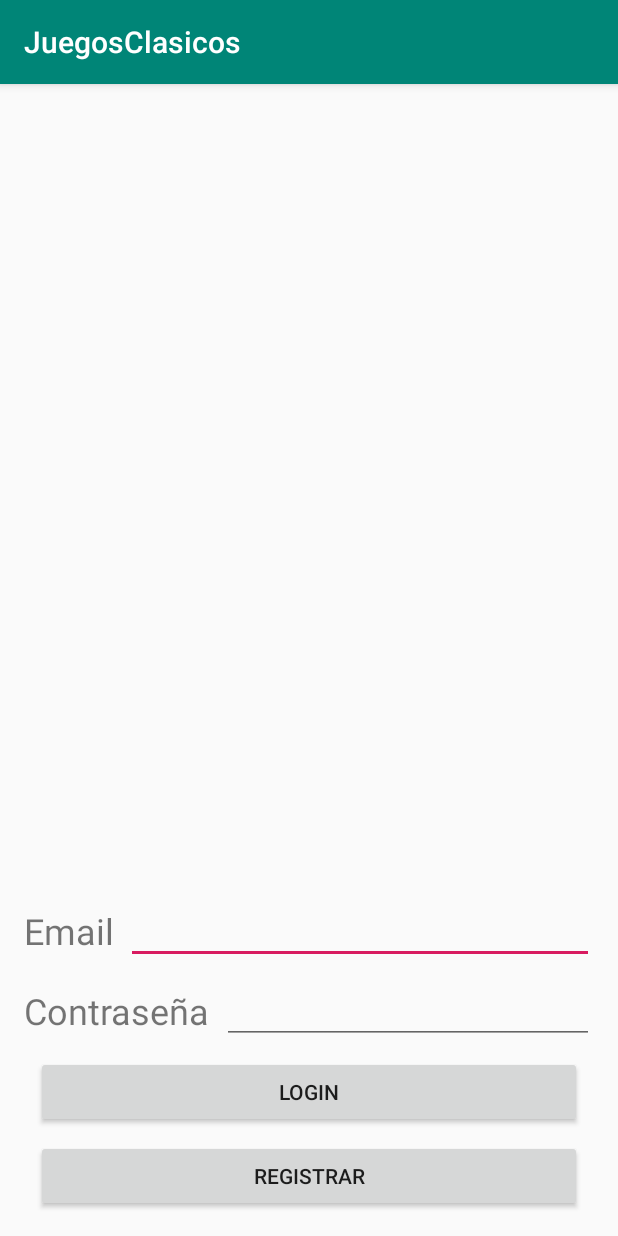
After one commit to Mariova15/PMDM1819, an Android app: the LoginActivity screen opened directly, with no data from a screen before it, on a phone screen of 412 x 824 dp. The commit adds this screen. Run offline under Robolectric (Android 15) with nearby library versions, the phone set to English and light mode, and no system bars.

Commit message:
SolucionTemporalLogin

```diff
--- a/JuegosClasicos/app/build.gradle
+++ b/JuegosClasicos/app/build.gradle
@@ -23,6 +23,7 @@ dependencies {
     implementation 'com.android.support:appcompat-v7:28.0.0'
     implementation 'com.android.support.constraint:constraint-layout:1.1.3'
     implementation 'com.android.support:support-v4:28.0.0'
+    implementation 'com.android.support:design:28.0.0'
     testImplementation 'junit:junit:4.12'
     androidTestImplementation 'com.android.support.test:runner:1.0.2'
     androidTestImplementation 'com.android.support.test.espresso:espresso-core:3.0.2'
--- a/JuegosClasicos/app/src/main/AndroidManifest.xml
+++ b/JuegosClasicos/app/src/main/AndroidManifest.xml
@@ -9,13 +9,15 @@
         android:roundIcon="@mipmap/ic_launcher_round"
         android:supportsRtl="true"
         android:theme="@style/AppTheme">
-        <activity android:name=".MainActivity">
+        <activity android:name=".LoginActivity">
             <intent-filter>
                 <action android:name="android.intent.action.MAIN" />
 
                 <category android:name="android.intent.category.LAUNCHER" />
             </intent-filter>
         </activity>
+        <activity android:name=".RegistroActivity" />
+        <activity android:name=".PrincipalActivity"></activity>
     </application>
 
 </manifest>
--- /dev/null
+++ b/JuegosClasicos/app/src/main/java/com/example/mario/juegosclasicos/LoginActivity.java
@@ -0,0 +1,19 @@
+package com.example.mario.juegosclasicos;
+
+import android.net.Uri;
+import android.support.v7.app.AppCompatActivity;
+import android.os.Bundle;
+
+public class LoginActivity extends AppCompatActivity implements RegistroFragment.OnFragmentInteractionListener, LoginFragment.OnFragmentInteractionListener{
+
+    @Override
+    protected void onCreate(Bundle savedInstanceState) {
+        super.onCreate(savedInstanceState);
+        setContentView(R.layout.activity_login);
+    }
+
+    @Override
+    public void onFragmentInteraction(Uri uri) {
+
+    }
+}
--- a/JuegosClasicos/app/src/main/java/com/example/mario/juegosclasicos/LoginFragment.java
+++ b/JuegosClasicos/app/src/main/java/com/example/mario/juegosclasicos/LoginFragment.java
@@ -1,6 +1,7 @@
 package com.example.mario.juegosclasicos;
 
 import android.content.Context;
+import android.content.Intent;
 import android.content.SharedPreferences;
 import android.net.Uri;
 import android.os.Bundle;
@@ -57,12 +58,19 @@ public class LoginFragment extends Fragment {
         btnLogin = view.findViewById(R.id.buttonLogin);
         btnRegistroLogin = view.findViewById(R.id.buttonRegistroLogin);
 
+        if(!comprobarUserGuardado()){
+            Intent intent = new Intent(getActivity(), RegistroActivity.class);
+            startActivity(intent);
+        }
+
         btnLogin.setOnClickListener(new View.OnClickListener() {
             @Override
             public void onClick(View v) {
 
                 if(loadData(etEmailLogin.getText().toString(), etPassLogin.getText().toString())){
                     Toast.makeText(getContext(), "Login correcto", Toast.LENGTH_SHORT).show();
+                    Intent intent = new Intent(getActivity(), PrincipalActivity.class);
+                    startActivity(intent);
                 }else{
                     Toast.makeText(getContext(), "Datos incorrectos", Toast.LENGTH_SHORT).show();
                 }
@@ -73,10 +81,15 @@ public class LoginFragment extends Fragment {
         btnRegistroLogin.setOnClickListener(new View.OnClickListener() {
             @Override
             public void onClick(View v) {
-
+                /*RegistroFragment registroFragment = new RegistroFragment();
                 FragmentManager fragmentManager = getActivity().getSupportFragmentManager();
                 FragmentTransaction fragmentTransaction = fragmentManager.beginTransaction();
-                //fragmentTransaction.replace(R.id.);
+                fragmentTransaction.remove(fragmentManager.findFragmentById(R.id.fragment));
+                fragmentTransaction.replace(R.id.fragment,registroFragment);
+                fragmentTransaction.commit();*/
+
+                Intent intent = new Intent(getActivity(), RegistroActivity.class);
+                startActivity(intent);
 
             }
         });
@@ -116,7 +129,17 @@ public class LoginFragment extends Fragment {
         }else{
             return false;
         }
-
         //Toast.makeText(getContext(), nombre + " "+ email + " " + password, Toast.LENGTH_SHORT).show();
     }
+
+    public boolean comprobarUserGuardado(){
+        SharedPreferences sharedPreferences = getContext().getSharedPreferences("datos-usuario", MODE_PRIVATE);
+        String nombre = sharedPreferences.getString("nombre", null);
+
+        if(nombre == null){
+            return false;
+        }else{
+            return true;
+        }
+    }
 }
--- a/JuegosClasicos/app/src/main/java/com/example/mario/juegosclasicos/MainActivity.java
+++ b/JuegosClasicos/app/src/main/java/com/example/mario/juegosclasicos/RegistroActivity.java
@@ -4,12 +4,12 @@ import android.net.Uri;
 import android.support.v7.app.AppCompatActivity;
 import android.os.Bundle;
 
-public class MainActivity extends AppCompatActivity implements RegistroFragment.OnFragmentInteractionListener, LoginFragment.OnFragmentInteractionListener{
+public class RegistroActivity extends AppCompatActivity implements RegistroFragment.OnFragmentInteractionListener {
 
     @Override
     protected void onCreate(Bundle savedInstanceState) {
         super.onCreate(savedInstanceState);
-        setContentView(R.layout.activity_main);
+        setContentView(R.layout.activity_registro);
     }
 
     @Override
--- /dev/null
+++ b/JuegosClasicos/app/src/main/res/layout/activity_login.xml
@@ -0,0 +1,23 @@
+<?xml version="1.0" encoding="utf-8"?>
+<android.support.constraint.ConstraintLayout xmlns:android="http://schemas.android.com/apk/res/android"
+    xmlns:app="http://schemas.android.com/apk/res-auto"
+    xmlns:tools="http://schemas.android.com/tools"
+    android:layout_width="match_parent"
+    android:layout_height="match_parent"
+    tools:context=".LoginActivity">
+
+    <fragment
+        android:id="@+id/fragmentLogin"
+        android:name="com.example.mario.juegosclasicos.LoginFragment"
+        android:layout_width="0dp"
+        android:layout_height="0dp"
+        android:layout_marginStart="8dp"
+        android:layout_marginTop="8dp"
+        android:layout_marginEnd="8dp"
+        android:layout_marginBottom="8dp"
+        app:layout_constraintBottom_toBottomOf="parent"
+        app:layout_constraintEnd_toEndOf="parent"
+        app:layout_constraintStart_toStartOf="parent"
+        app:layout_constraintTop_toTopOf="parent"
+        tools:layout="@layout/fragment_login" />
+</android.support.constraint.ConstraintLayout>
--- /dev/null
+++ b/JuegosClasicos/app/src/main/res/values/dimens.xml
@@ -0,0 +1,3 @@
+<resources>
+    <dimen name="fab_margin">16dp</dimen>
+</resources>
--- a/JuegosClasicos/app/src/main/res/values/strings.xml
+++ b/JuegosClasicos/app/src/main/res/values/strings.xml
@@ -3,4 +3,5 @@
 
     <!-- TODO: Remove or change this placeholder text -->
     <string name="hello_blank_fragment">Hello blank fragment</string>
+    <string name="title_activity_principal">PrincipalActivity</string>
 </resources>
```
Also changed, not shown: JuegosClasicos/app/src/main/java/com/example/mario/juegosclasicos/PrincipalActivity.java (added, +13 -0 lines), JuegosClasicos/app/src/main/java/com/example/mario/juegosclasicos/RegistroFragment.java (+3 -13 lines), JuegosClasicos/app/src/main/res/layout/activity_principal.xml (added, +56 -0 lines), JuegosClasicos/app/src/main/res/layout/activity_registro.xml (renamed from JuegosClasicos/app/src/main/res/layout/activity_main.xml, +4 -4 lines), JuegosClasicos/app/src/main/res/values/styles.xml (+9 -0 lines).
